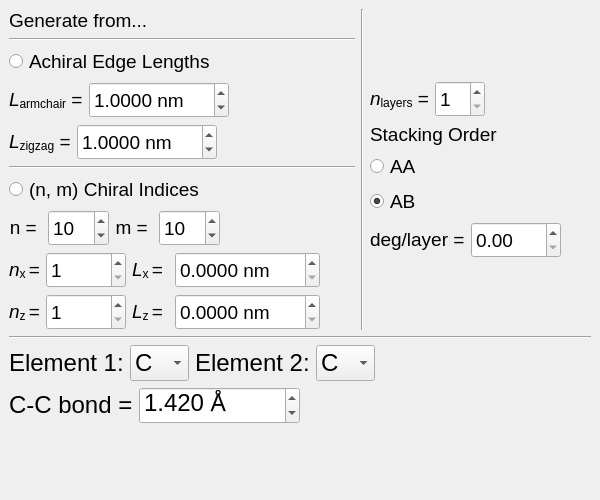
Old version of the form sknano/apps/nanogen_gui/graphene_generator.ui in the repository scikit-nano/scikit-nano.
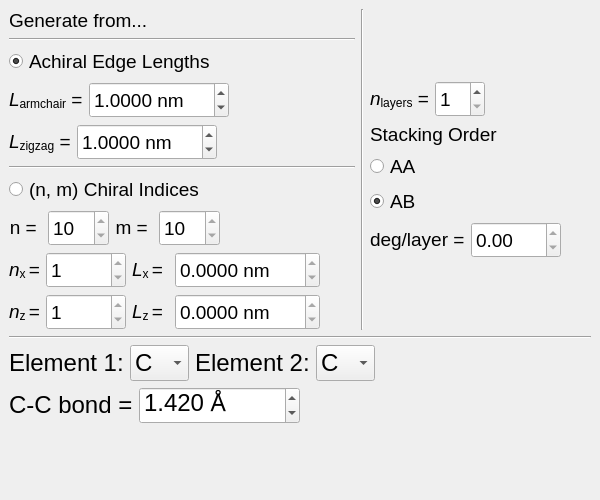
New version of the form.

What changed in the file:
```diff
--- a/sknano/apps/nanogen_gui/graphene_generator.ui
+++ b/sknano/apps/nanogen_gui/graphene_generator.ui
@@ -1,7 +1,7 @@
 <?xml version="1.0" encoding="UTF-8"?>
 <ui version="4.0">
- <class>GrapheneGeneratorMainWindow</class>
- <widget class="QMainWindow" name="GrapheneGeneratorMainWindow">
+ <class>GrapheneGenerator</class>
+ <widget class="QMainWindow" name="GrapheneGenerator">
   <property name="geometry">
    <rect>
     <x>0</x>
@@ -30,12 +30,12 @@
   </property>
   <property name="font">
    <font>
-    <family>Lucida Sans Unicode</family>
+    <family>Arial</family>
     <pointsize>14</pointsize>
    </font>
   </property>
   <property name="windowTitle">
-   <string>NanoGen</string>
+   <string>Graphene Generator</string>
   </property>
   <widget class="QWidget" name="centralwidget">
    <layout class="QVBoxLayout" name="verticalLayout_2">
@@ -79,6 +79,9 @@
             <property name="checked">
              <bool>true</bool>
             </property>
+            <attribute name="buttonGroup">
+             <string notr="true">graphene_generator_button_group</string>
+            </attribute>
            </widget>
           </item>
           <item>
@@ -237,6 +240,9 @@
             <property name="text">
              <string>(n, m) Chiral Indices</string>
             </property>
+            <attribute name="buttonGroup">
+             <string notr="true">graphene_generator_button_group</string>
+            </attribute>
            </widget>
           </item>
           <item>
@@ -261,7 +267,7 @@
                    </widget>
                   </item>
                   <item>
-                   <widget class="QSpinBox" name="unrolled_swnt_n_spin_box">
+                   <widget class="QSpinBox" name="swnt_n_spin_box">
                     <property name="minimumSize">
                      <size>
                       <width>50</width>
@@ -274,6 +280,9 @@
                       <pointsize>14</pointsize>
                      </font>
                     </property>
+                    <property name="readOnly">
+                     <bool>true</bool>
+                    </property>
                     <property name="maximum">
                      <number>100</number>
                     </property>
@@ -300,7 +309,7 @@
                    </widget>
                   </item>
                   <item>
-                   <widget class="QSpinBox" name="unrolled_swnt_m_spin_box">
+                   <widget class="QSpinBox" name="swnt_m_spin_box">
                     <property name="minimumSize">
                      <size>
                       <width>50</width>
@@ -313,6 +322,9 @@
                       <pointsize>14</pointsize>
                      </font>
                     </property>
+                    <property name="readOnly">
+                     <bool>true</bool>
+                    </property>
                     <property name="maximum">
                      <number>100</number>
                     </property>
@@ -377,6 +389,9 @@
                     <pointsize>14</pointsize>
                    </font>
                   </property>
+                  <property name="readOnly">
+                   <bool>true</bool>
+                  </property>
                   <property name="minimum">
                    <number>1</number>
                   </property>
@@ -425,6 +440,9 @@
                     <pointsize>14</pointsize>
                    </font>
                   </property>
+                  <property name="readOnly">
+                   <bool>true</bool>
+                  </property>
                   <property name="suffix">
                    <string> nm</string>
                   </property>
@@ -490,6 +508,9 @@
                     <pointsize>14</pointsize>
                    </font>
                   </property>
+                  <property name="readOnly">
+                   <bool>true</bool>
+                  </property>
                   <property name="minimum">
                    <number>1</number>
                   </property>
@@ -538,6 +559,9 @@
                     <pointsize>14</pointsize>
                    </font>
                   </property>
+                  <property name="readOnly">
+                   <bool>true</bool>
+                  </property>
                   <property name="suffix">
                    <string> nm</string>
                   </property>
@@ -686,6 +710,9 @@
                 <property name="checked">
                  <bool>false</bool>
                 </property>
+                <attribute name="buttonGroup">
+                 <string notr="true">stacking_order_button_group</string>
+                </attribute>
                </widget>
               </item>
               <item>
@@ -705,6 +732,9 @@
                 <property name="checked">
                  <bool>true</bool>
                 </property>
+                <attribute name="buttonGroup">
+                 <string notr="true">stacking_order_button_group</string>
+                </attribute>
                </widget>
               </item>
              </layout>
@@ -742,6 +772,9 @@
                   <pointsize>14</pointsize>
                  </font>
                 </property>
+                <property name="readOnly">
+                 <bool>true</bool>
+                </property>
                 <property name="maximum">
                  <double>359.990000000000009</double>
                 </property>
```
Left out of the diff: 4 changed lines with no effect on the pictures.
